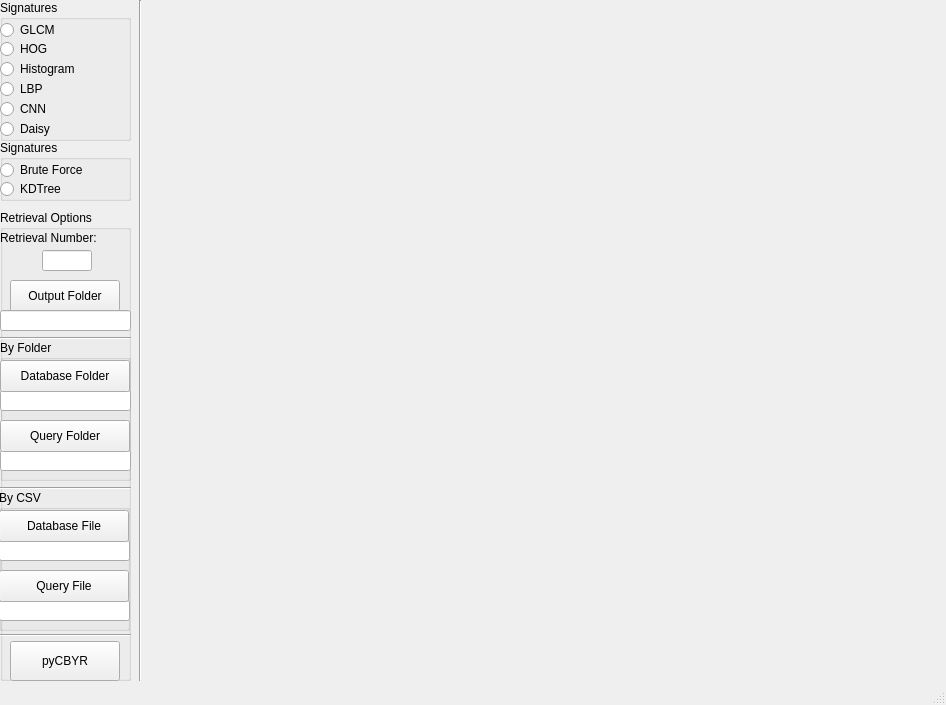
The window that src/interface/pycbir.ui (rgaiacs/imagesearch) describes before a commit, drawn with Qt 5.
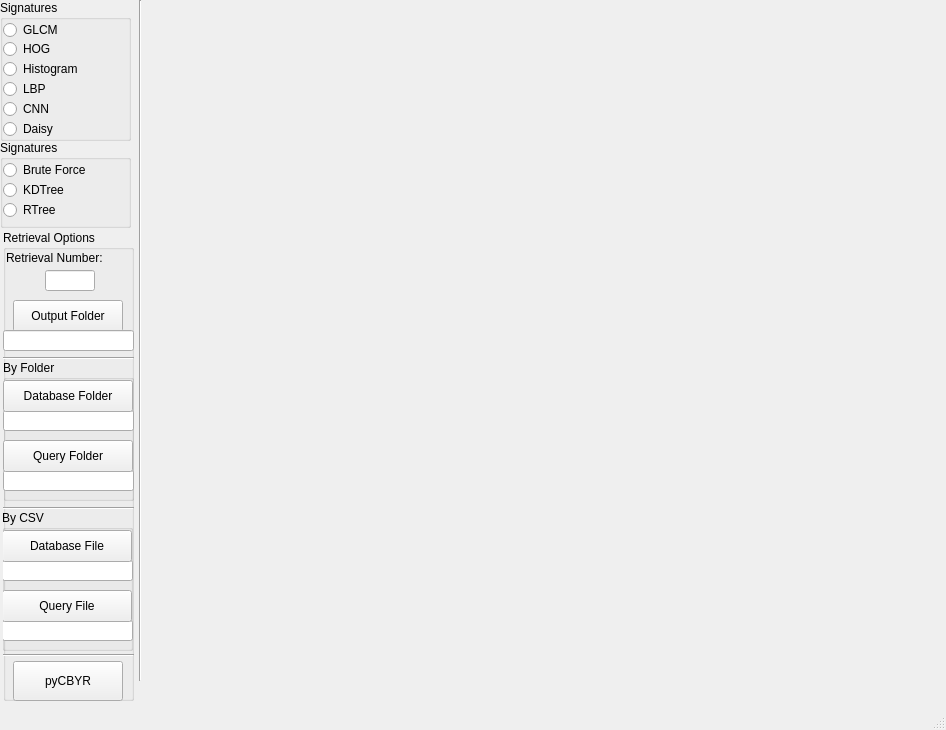
The same window after the commit.

Commit message: pycbir running for at least one path and interface updated

The edit to the form file:
```diff
--- a/src/interface/pycbir.ui
+++ b/src/interface/pycbir.ui
@@ -7,7 +7,7 @@
     <x>0</x>
     <y>0</y>
     <width>946</width>
-    <height>705</height>
+    <height>730</height>
    </rect>
   </property>
   <property name="windowTitle">
@@ -29,7 +29,7 @@
     <widget class="QRadioButton" name="radioButton">
      <property name="geometry">
       <rect>
-       <x>0</x>
+       <x>3</x>
        <y>20</y>
        <width>101</width>
        <height>20</height>
@@ -42,7 +42,7 @@
     <widget class="QRadioButton" name="radioButton_2">
      <property name="geometry">
       <rect>
-       <x>0</x>
+       <x>3</x>
        <y>40</y>
        <width>97</width>
        <height>18</height>
@@ -55,7 +55,7 @@
     <widget class="QRadioButton" name="radioButton_3">
      <property name="geometry">
       <rect>
-       <x>0</x>
+       <x>3</x>
        <y>60</y>
        <width>141</width>
        <height>18</height>
@@ -68,7 +68,7 @@
     <widget class="QRadioButton" name="radioButton_4">
      <property name="geometry">
       <rect>
-       <x>0</x>
+       <x>3</x>
        <y>80</y>
        <width>97</width>
        <height>18</height>
@@ -81,7 +81,7 @@
     <widget class="QRadioButton" name="radioButton_5">
      <property name="geometry">
       <rect>
-       <x>0</x>
+       <x>3</x>
        <y>100</y>
        <width>97</width>
        <height>18</height>
@@ -94,7 +94,7 @@
     <widget class="QRadioButton" name="radioButton_6">
      <property name="geometry">
       <rect>
-       <x>0</x>
+       <x>3</x>
        <y>120</y>
        <width>97</width>
        <height>18</height>
@@ -111,7 +111,7 @@
       <x>0</x>
       <y>140</y>
       <width>131</width>
-      <height>61</height>
+      <height>88</height>
      </rect>
     </property>
     <property name="title">
@@ -120,7 +120,7 @@
     <widget class="QRadioButton" name="radioButton_7">
      <property name="geometry">
       <rect>
-       <x>0</x>
+       <x>3</x>
        <y>20</y>
        <width>101</width>
        <height>20</height>
@@ -133,22 +133,35 @@
     <widget class="QRadioButton" name="radioButton_8">
      <property name="geometry">
       <rect>
-       <x>0</x>
+       <x>3</x>
        <y>40</y>
        <width>97</width>
-       <height>18</height>
+       <height>20</height>
       </rect>
      </property>
      <property name="text">
       <string>KDTree</string>
      </property>
     </widget>
+    <widget class="QRadioButton" name="radioButton_9">
+     <property name="geometry">
+      <rect>
+       <x>3</x>
+       <y>60</y>
+       <width>97</width>
+       <height>20</height>
+      </rect>
+     </property>
+     <property name="text">
+      <string>RTree</string>
+     </property>
+    </widget>
    </widget>
    <widget class="QGroupBox" name="groupBox_3">
     <property name="geometry">
      <rect>
-      <x>0</x>
-      <y>210</y>
+      <x>3</x>
+      <y>230</y>
       <width>131</width>
       <height>471</height>
      </rect>
@@ -159,7 +172,7 @@
     <widget class="QLabel" name="label">
      <property name="geometry">
       <rect>
-       <x>0</x>
+       <x>3</x>
        <y>20</y>
        <width>111</width>
        <height>16</height>
```
The commit also changes 2 other files.
